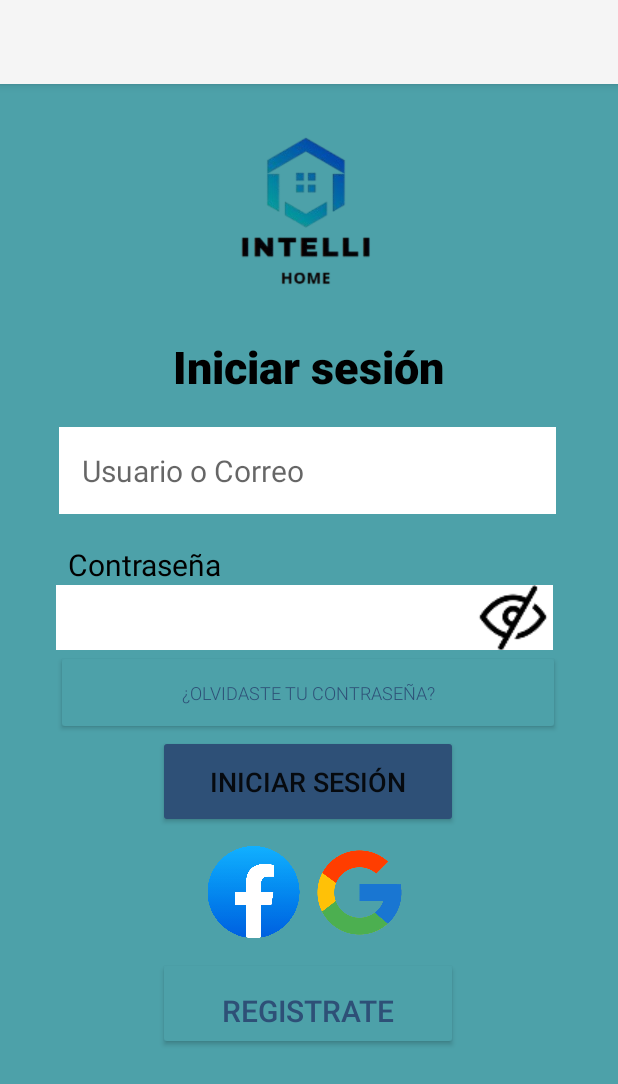
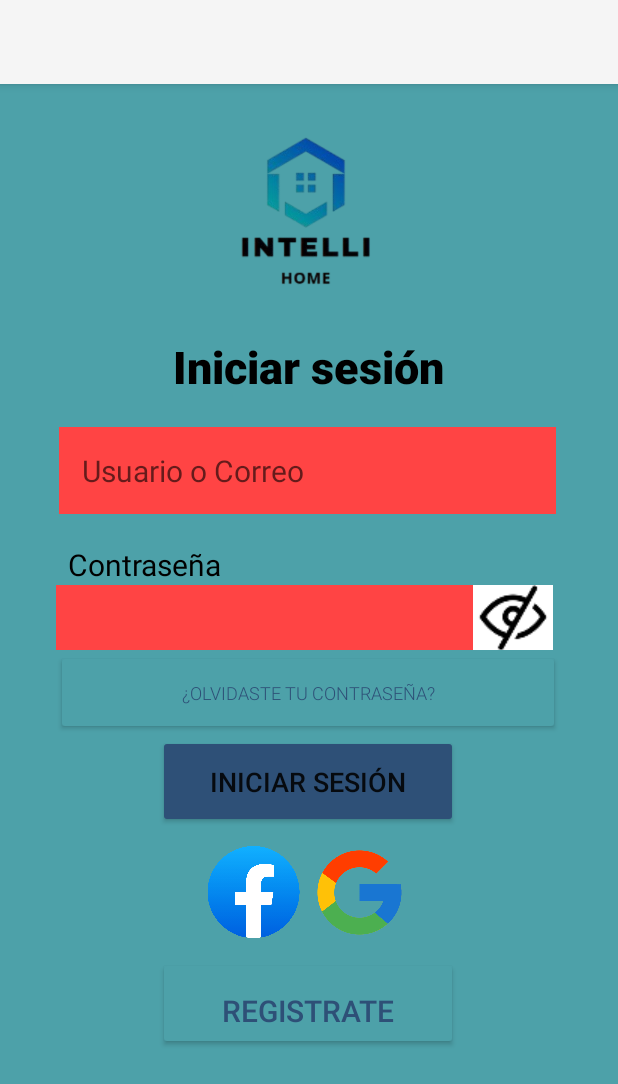
Before and after one commit to stphnVi/IntelliHome_Automation_Project, an Android app: the screen it shows after launch (MainActivity), after a tap on "INICIAR SESIÓN", on a phone screen of 412 x 824 dp. Shown: the top 1084 px of the screen. Run offline under Robolectric (Android 15) with nearby library versions, the phone set to English and light mode, and no system bars; 2 other taps on this screen came first.

Commit message:
[Update] Mensajes de error de credenciales

```diff
--- a/MiPrimerAplicacion/app/src/main/java/com/example/miprimeraplicacion/MainActivity.java
+++ b/MiPrimerAplicacion/app/src/main/java/com/example/miprimeraplicacion/MainActivity.java
@@ -1,5 +1,6 @@
 package com.example.miprimeraplicacion;
 
+import androidx.appcompat.app.AlertDialog;
 import androidx.appcompat.app.AppCompatActivity;
 
 import android.content.Intent;
@@ -12,6 +13,8 @@
 import java.io.PrintWriter;
 import java.net.Socket;
 import java.util.Scanner;
+import android.os.Handler;
+import android.os.Looper;
 
 // Recordar que dar los permisos del HW para utilizar los componentes por ejemplo la red
 // Esto se hace en el archivo AndroidManifest
@@ -99,13 +102,22 @@
         buttonSend.setOnClickListener(view -> {
             String userEmail = ((EditText) findViewById(R.id.editTextMessage)).getText().toString();
             String password = ((EditText) findViewById(R.id.editTextTextPassword)).getText().toString();
-            String messageSend = "userEmail: " + userEmail + ", password: " + password;
-            sendMessage(messageSend);
-
-            //Intent intent = new Intent(MainActivity.this, PrincipalActivity.class);
-            //startActivity(intent);
 
 
+            // Validar campos vacíos
+            if (userEmail.isEmpty()) {
+                marcarCampoTemporalmente(editTextMessage);
+            }
+
+            if (password.isEmpty()) {
+                marcarCampoTemporalmente(editTextPassword);
+            }
+
+            // Continuar con la lógica solo si ambos campos están llenos
+            if (!userEmail.isEmpty() && !password.isEmpty()) {
+                String messageSend = "userEmail: " + userEmail + ", password: " + password;
+                sendMessage(messageSend);
+            }
 
             //textViewChat.append("Yo: " + message + "\n");
             // editTextMessage.setText("");
@@ -116,6 +128,17 @@
             Intent intent = new Intent(MainActivity.this, RegistroActivity.class);
             startActivity(intent);
         });
+    }
+
+    // Método para cambiar el fondo de un campo a rojo temporalmente
+    private void marcarCampoTemporalmente(EditText editText) {
+        // Cambiar el fondo a rojo
+        editText.setBackgroundResource(android.R.color.holo_red_light);
+
+        // Restaurar el fondo blanco después de 3 segundos
+        new Handler(Looper.getMainLooper()).postDelayed(() -> {
+            editText.setBackgroundResource(android.R.color.white); // Reestablecer el color blanco
+        }, 2000); // 2000 ms = 2 segundos
     }
 
     private void sendMessage(String message) {
@@ -138,7 +161,13 @@
                 Intent intent = new Intent(MainActivity.this, PrincipalActivity.class);
                 startActivity(intent);
             } else if ("0".equals(message)) {
-                // Mostrar mensaje de error si el mensaje es "0"
+                // Mostrar mensaje de credenciales incorrectas
+                AlertDialog.Builder builder = new AlertDialog.Builder(MainActivity.this);
+                builder.setTitle("Error de autenticación")
+                        .setMessage("Credenciales incorrectas. Por favor, intenta de nuevo.")
+                        .setPositiveButton("Aceptar", (dialog, which) -> dialog.dismiss())
+                        .create()
+                        .show();
 
             } else {
                 // Manejar otros mensajes si es necesario
```
